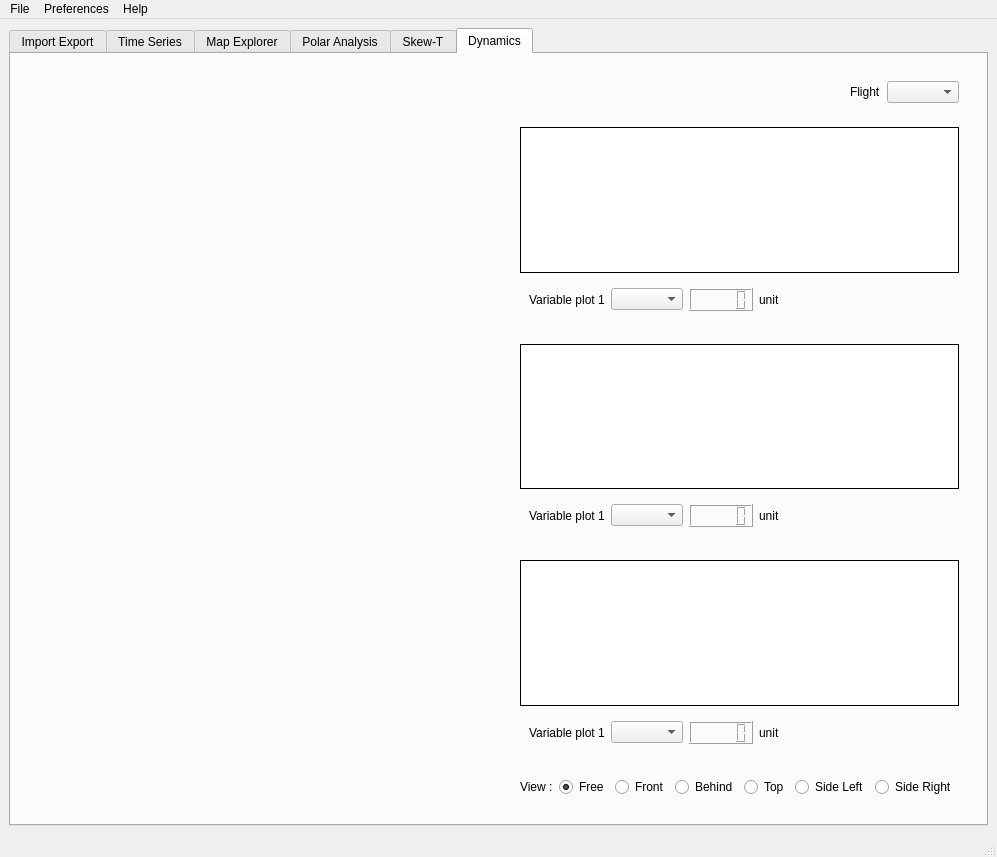
Above: src/gui/mainwindow.ui from TheGoodWeather/Vector-Vario-Analyzer before the change. Below: the same form after it.
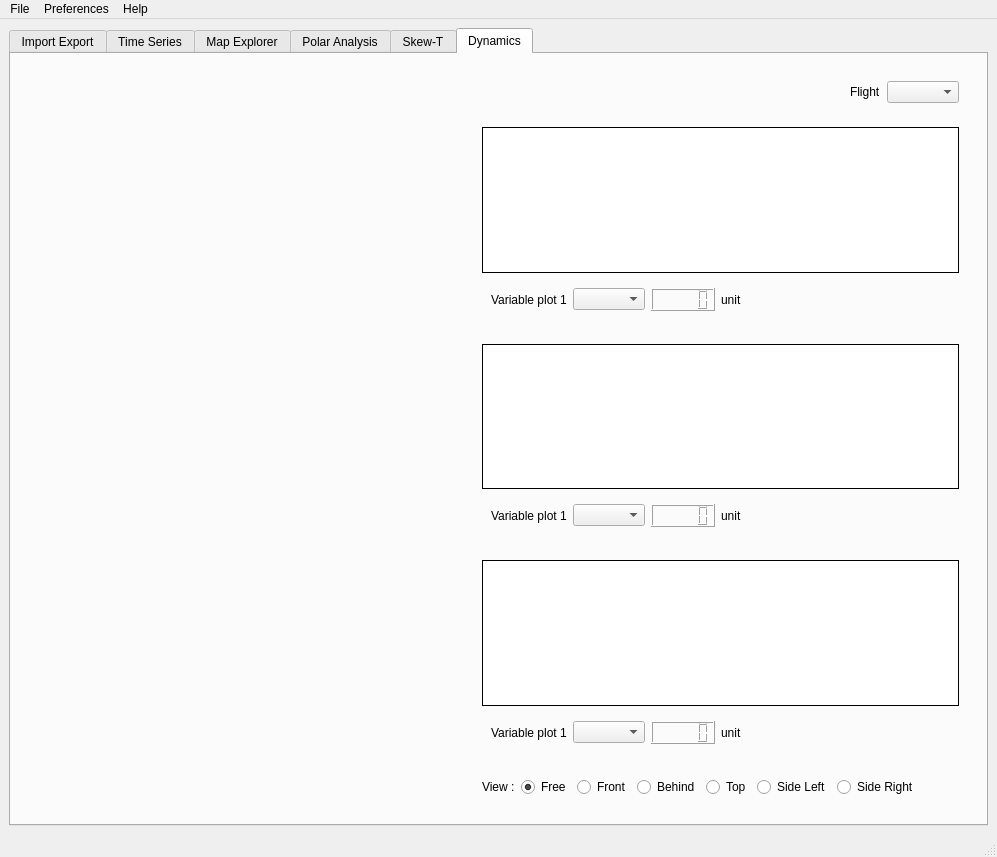
That is the form after the change. Custom widgets are drawn as their Qt base class.

The edit to the form file:
```diff
--- a/src/gui/mainwindow.ui
+++ b/src/gui/mainwindow.ui
@@ -1867,7 +1867,14 @@
                   </widget>
                  </item>
                  <item>
-                  <widget class="QComboBox" name="comboBox_var_1_dyntab"/>
+                  <widget class="QComboBox" name="comboBox_var_1_dyntab">
+                   <property name="sizePolicy">
+                    <sizepolicy hsizetype="Minimum" vsizetype="Fixed">
+                     <horstretch>0</horstretch>
+                     <verstretch>0</verstretch>
+                    </sizepolicy>
+                   </property>
+                  </widget>
                  </item>
                  <item>
                   <widget class="QLCDNumber" name="lcdNumber_var_1"/>
@@ -1946,7 +1953,14 @@
                   </widget>
                  </item>
                  <item>
-                  <widget class="QComboBox" name="comboBox_var_2_dyntab"/>
+                  <widget class="QComboBox" name="comboBox_var_2_dyntab">
+                   <property name="sizePolicy">
+                    <sizepolicy hsizetype="Minimum" vsizetype="Fixed">
+                     <horstretch>0</horstretch>
+                     <verstretch>0</verstretch>
+                    </sizepolicy>
+                   </property>
+                  </widget>
                  </item>
                  <item>
                   <widget class="QLCDNumber" name="lcdNumber_var_2"/>
@@ -2025,7 +2039,14 @@
                   </widget>
                  </item>
                  <item>
-                  <widget class="QComboBox" name="comboBox_var_3_dyntab"/>
+                  <widget class="QComboBox" name="comboBox_var_3_dyntab">
+                   <property name="sizePolicy">
+                    <sizepolicy hsizetype="Minimum" vsizetype="Fixed">
+                     <horstretch>0</horstretch>
+                     <verstretch>0</verstretch>
+                    </sizepolicy>
+                   </property>
+                  </widget>
                  </item>
                  <item>
                   <widget class="QLCDNumber" name="lcdNumber_var_3"/>
@@ -2153,6 +2174,19 @@
                 </property>
                </widget>
               </item>
+              <item>
+               <spacer name="horizontalSpacer_7">
+                <property name="orientation">
+                 <enum>Qt::Horizontal</enum>
+                </property>
+                <property name="sizeHint" stdset="0">
+                 <size>
+                  <width>40</width>
+                  <height>20</height>
+                 </size>
+                </property>
+               </spacer>
+              </item>
              </layout>
             </widget>
            </item>
```
Left out of the diff: 6 changed lines with no effect on the pictures.
